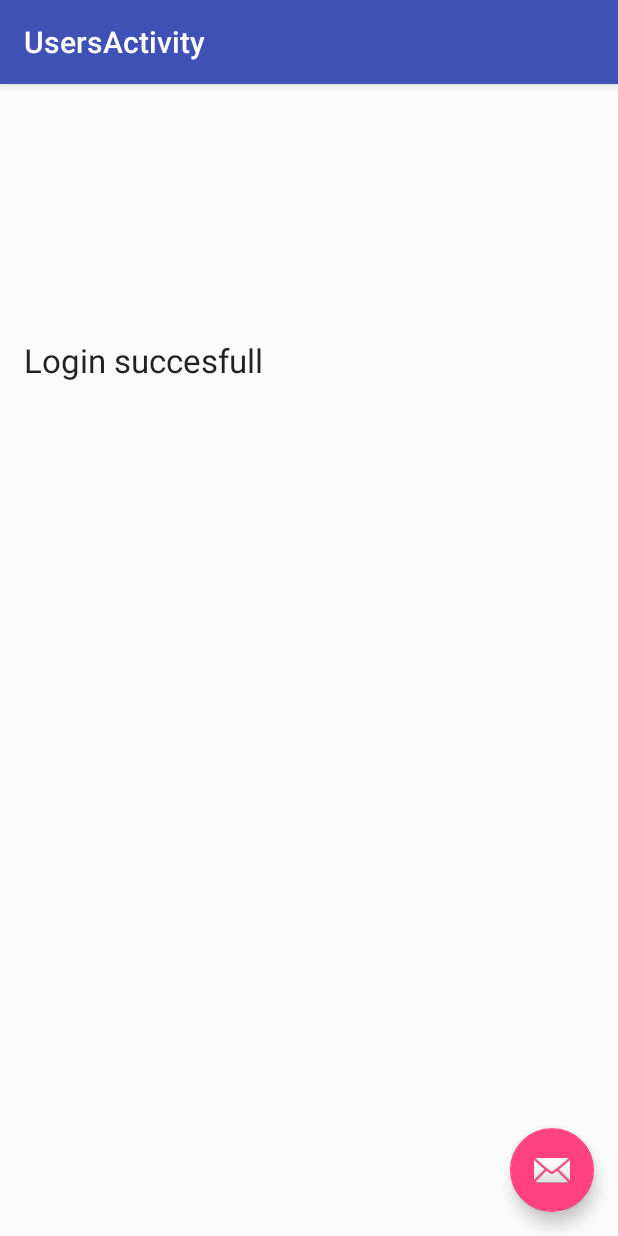
After one commit to blackmamba455/LuckyOne, an Android app: the UsersActivity screen opened directly, with no data from a screen before it, on a phone screen of 412 x 824 dp. The commit adds this screen. Run offline under Robolectric (Android 15) with nearby library versions, the phone set to English and light mode, and no system bars.

Commit message:
added second activity (users activity)

```diff
--- a/app/src/main/AndroidManifest.xml
+++ b/app/src/main/AndroidManifest.xml
@@ -18,6 +18,11 @@
                 <category android:name="android.intent.category.LAUNCHER" />
             </intent-filter>
         </activity>
+        <activity
+            android:name=".UsersActivity"
+            android:label="@string/title_activity_users"
+            android:theme="@style/AppTheme.NoActionBar" >
+        </activity>
     </application>
 
 </manifest>
--- /dev/null
+++ b/app/src/main/java/tw/getyourprice/luckyone/UsersActivity.java
@@ -0,0 +1,29 @@
+package tw.getyourprice.luckyone;
+
+import android.os.Bundle;
+import android.support.design.widget.FloatingActionButton;
+import android.support.design.widget.Snackbar;
+import android.support.v7.app.AppCompatActivity;
+import android.support.v7.widget.Toolbar;
+import android.view.View;
+
+public class UsersActivity extends AppCompatActivity {
+
+    @Override
+    protected void onCreate(Bundle savedInstanceState) {
+        super.onCreate(savedInstanceState);
+        setContentView(R.layout.activity_users);
+        Toolbar toolbar = (Toolbar) findViewById(R.id.toolbar);
+        setSupportActionBar(toolbar);
+
+        FloatingActionButton fab = (FloatingActionButton) findViewById(R.id.fab);
+        fab.setOnClickListener(new View.OnClickListener() {
+            @Override
+            public void onClick(View view) {
+                Snackbar.make(view, "Replace with your own action", Snackbar.LENGTH_LONG)
+                        .setAction("Action", null).show();
+            }
+        });
+    }
+
+}
--- /dev/null
+++ b/app/src/main/res/layout/activity_users.xml
@@ -0,0 +1,25 @@
+<?xml version="1.0" encoding="utf-8"?>
+<android.support.design.widget.CoordinatorLayout
+    xmlns:android="http://schemas.android.com/apk/res/android"
+    xmlns:app="http://schemas.android.com/apk/res-auto"
+    xmlns:tools="http://schemas.android.com/tools" android:layout_width="match_parent"
+    android:layout_height="match_parent" android:fitsSystemWindows="true"
+    tools:context="tw.getyourprice.luckyone.UsersActivity">
+
+    <android.support.design.widget.AppBarLayout android:layout_height="wrap_content"
+        android:layout_width="match_parent" android:theme="@style/AppTheme.AppBarOverlay">
+
+        <android.support.v7.widget.Toolbar android:id="@+id/toolbar"
+            android:layout_width="match_parent" android:layout_height="?attr/actionBarSize"
+            android:background="?attr/colorPrimary" app:popupTheme="@style/AppTheme.PopupOverlay" />
+
+    </android.support.design.widget.AppBarLayout>
+
+    <include layout="@layout/content_users" />
+
+    <android.support.design.widget.FloatingActionButton android:id="@+id/fab"
+        android:layout_width="wrap_content" android:layout_height="wrap_content"
+        android:layout_gravity="bottom|end" android:layout_margin="@dimen/fab_margin"
+        android:src="@android:drawable/ic_dialog_email" />
+
+</android.support.design.widget.CoordinatorLayout>
--- a/app/src/main/res/layout/content_login.xml
+++ b/app/src/main/res/layout/content_login.xml
@@ -15,6 +15,7 @@
         android:inputType="textPersonName"
         android:ems="10"
         android:id="@+id/txt_username"
+        android:hint="username"
         android:layout_below="@+id/txtv_username"
         android:layout_centerHorizontal="true"/>
 
@@ -24,6 +25,7 @@
         android:inputType="textPassword"
         android:ems="10"
         android:id="@+id/txt_password"
+        android:hint="password"
         android:layout_below="@+id/txtv_password"
         android:layout_alignLeft="@+id/txtv_password"/>
 
--- /dev/null
+++ b/app/src/main/res/layout/content_users.xml
@@ -0,0 +1,21 @@
+<?xml version="1.0" encoding="utf-8"?>
+<RelativeLayout xmlns:android="http://schemas.android.com/apk/res/android"
+    xmlns:tools="http://schemas.android.com/tools"
+    xmlns:app="http://schemas.android.com/apk/res-auto" android:layout_width="match_parent"
+    android:layout_height="match_parent" android:paddingLeft="@dimen/activity_horizontal_margin"
+    android:paddingRight="@dimen/activity_horizontal_margin"
+    android:paddingTop="@dimen/activity_vertical_margin"
+    android:paddingBottom="@dimen/activity_vertical_margin"
+    app:layout_behavior="@string/appbar_scrolling_view_behavior"
+    tools:showIn="@layout/activity_users" tools:context="tw.getyourprice.luckyone.UsersActivity">
+
+    <TextView
+        android:layout_width="wrap_content"
+        android:layout_height="wrap_content"
+        android:textAppearance="?android:attr/textAppearanceLarge"
+        android:text="Login succesfull"
+        android:id="@+id/textView"
+        android:layout_alignParentTop="true"
+        android:layout_alignParentLeft="true"
+        android:layout_marginTop="153dp" />
+</RelativeLayout>
--- a/app/src/main/res/values/strings.xml
+++ b/app/src/main/res/values/strings.xml
@@ -1,4 +1,5 @@
 <resources>
     <string name="app_name">Lucky one</string>
     <string name="action_settings">Settings</string>
+    <string name="title_activity_users">UsersActivity</string>
 </resources>
```
Also changed, not shown: 2 other files.
